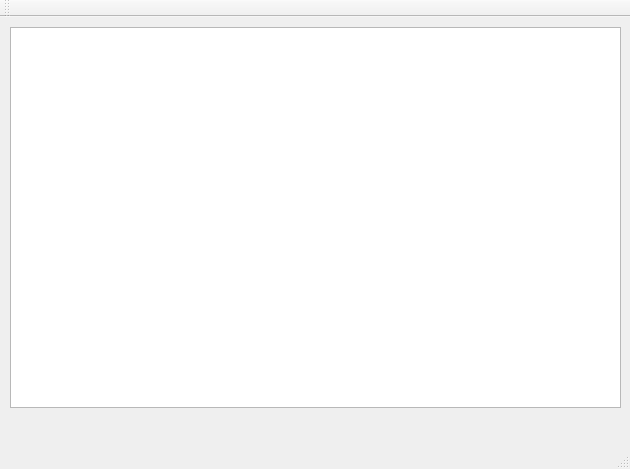
This is mainwindow.ui in SammyVimes/IDP-Strikes-back as Qt 5 draws it before an edit. The edited form follows.
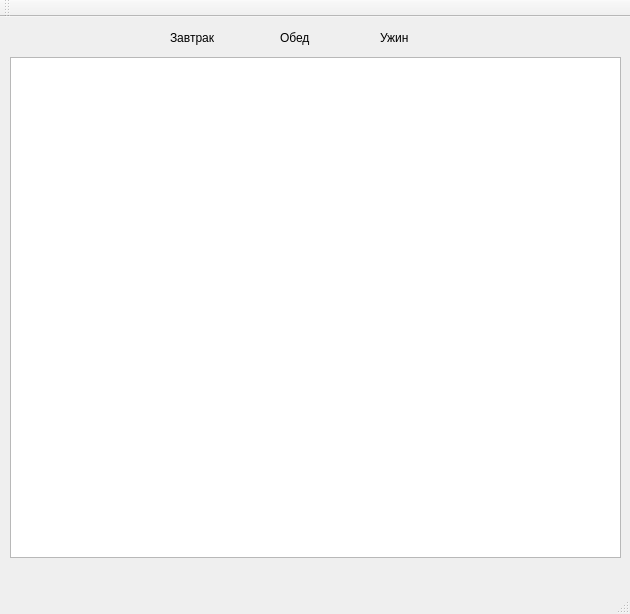
This is the edited form.

Commit message: add header and dates

```diff
--- a/mainwindow.ui
+++ b/mainwindow.ui
@@ -7,7 +7,7 @@
     <x>0</x>
     <y>0</y>
     <width>630</width>
-    <height>469</height>
+    <height>614</height>
    </rect>
   </property>
   <property name="windowTitle">
@@ -18,12 +18,51 @@
     <property name="geometry">
      <rect>
       <x>10</x>
-      <y>10</y>
+      <y>40</y>
       <width>611</width>
-      <height>381</height>
+      <height>501</height>
      </rect>
     </property>
    </widget>
+   <widget class="QLabel" name="label">
+    <property name="geometry">
+     <rect>
+      <x>170</x>
+      <y>10</y>
+      <width>61</width>
+      <height>21</height>
+     </rect>
+    </property>
+    <property name="text">
+     <string>Завтрак</string>
+    </property>
+   </widget>
+   <widget class="QLabel" name="label_2">
+    <property name="geometry">
+     <rect>
+      <x>280</x>
+      <y>10</y>
+      <width>41</width>
+      <height>21</height>
+     </rect>
+    </property>
+    <property name="text">
+     <string>Обед</string>
+    </property>
+   </widget>
+   <widget class="QLabel" name="label_3">
+    <property name="geometry">
+     <rect>
+      <x>380</x>
+      <y>10</y>
+      <width>41</width>
+      <height>21</height>
+     </rect>
+    </property>
+    <property name="text">
+     <string>Ужин</string>
+    </property>
+   </widget>
   </widget>
   <widget class="QMenuBar" name="menuBar">
    <property name="geometry">
```
The commit also changes 2 other files.
